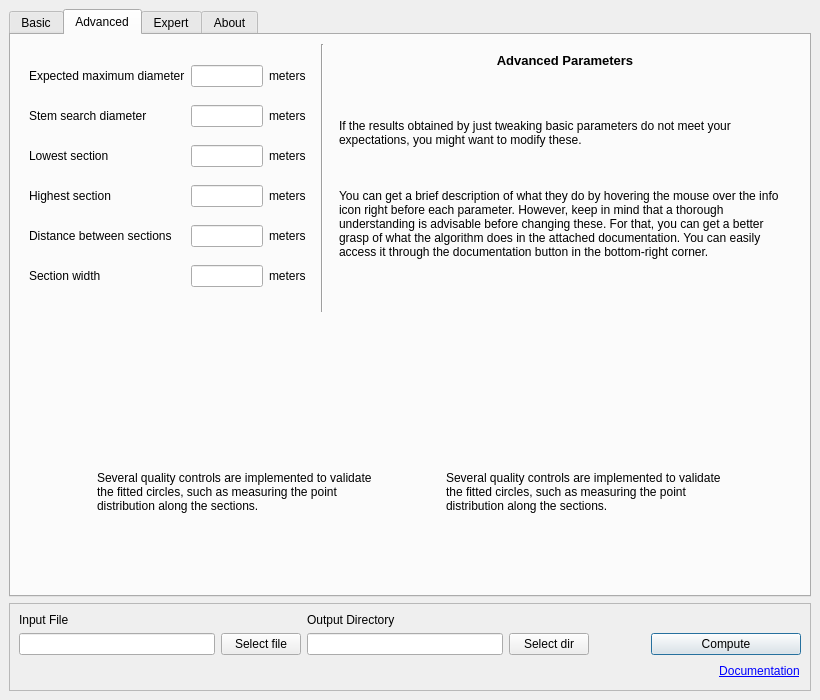
Qt form src/hatch-qt/qtfiles/main_window.ui (3DFin/3DFin) before a commit.
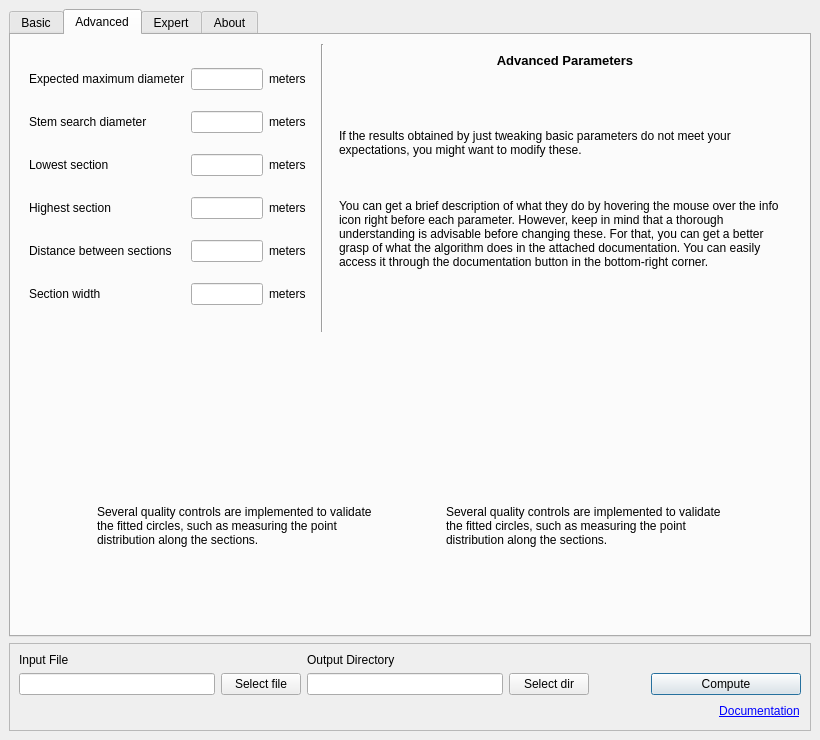
The same form after that commit. The open tabs and pages were chosen to show the change. Icons and pictures are not drawn.

What changed in the file:
```diff
--- a/src/hatch-qt/qtfiles/main_window.ui
+++ b/src/hatch-qt/qtfiles/main_window.ui
@@ -7,7 +7,7 @@
     <x>0</x>
     <y>0</y>
     <width>820</width>
-    <height>700</height>
+    <height>740</height>
    </rect>
   </property>
   <property name="minimumSize">
```
Left out of the diff: 2 changed lines with no effect on the pictures.
